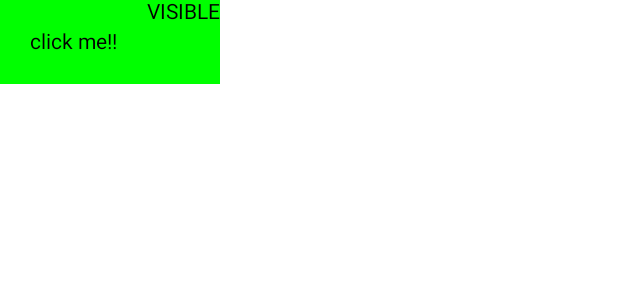
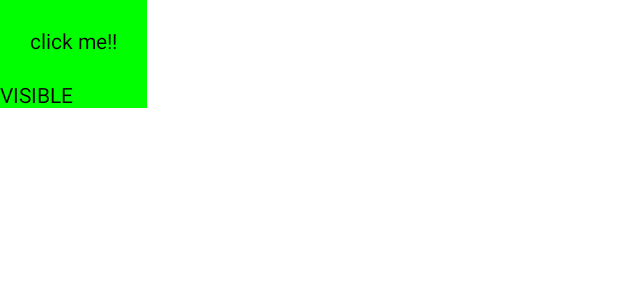
Before and after one commit to pjshin3/clean_kotlin_mvvm_android, an Android app built with Jetpack Compose: the @Preview function MainScreen, on a phone screen of 412 x 824 dp. Shown: the top 300 px of the screen. Run offline under Robolectric (Android 15) with nearby library versions, the phone set to English and light mode, and no system bars.

Commit message:
compose column add

```diff
--- a/app/src/main/java/com/example/clean_kotlin_mvvm/compose/MainView.kt
+++ b/app/src/main/java/com/example/clean_kotlin_mvvm/compose/MainView.kt
@@ -1,12 +1,14 @@
 package com.example.clean_kotlin_mvvm.compose
 
 import androidx.compose.foundation.background
+import androidx.compose.foundation.layout.Column
 import androidx.compose.foundation.layout.Row
 import androidx.compose.foundation.layout.fillMaxSize
 import androidx.compose.foundation.layout.padding
 import androidx.compose.foundation.text.ClickableText
 import androidx.compose.material.Text
 import androidx.compose.runtime.*
+import androidx.compose.ui.Alignment
 import androidx.compose.ui.Modifier
 import androidx.compose.ui.focus.FocusRequester
 import androidx.compose.ui.focus.focusRequester
@@ -19,16 +21,15 @@ import androidx.navigation.compose.rememberNavController
 @Preview
 @Composable
 fun MainScreen(){
-    val controller = rememberNavController()
-
-
     var isVisible by remember { mutableStateOf(true) }
     val focusRequest = remember { FocusRequester() }
         Row(modifier = Modifier.run {
             fillMaxSize()
             background(Color.Green)
         }) {
-
+            Column(modifier = Modifier.run {
+                align(Alignment.CenterVertically)
+            }) {
                 ClickableText(modifier = Modifier.run {
                     padding(Dimens.PaddingXLarge)
                 }, text = AnnotatedString( "click me!!"),
@@ -42,6 +43,7 @@ fun MainScreen(){
                         text = if (isVisible) "VISIBLE" else "INVISIBLE")
                 }
             }
+        }
 
     SideEffect {
         if (isVisible) focusRequest.requestFocus()
```
Lines whose indentation alone changed are shown as unchanged.
